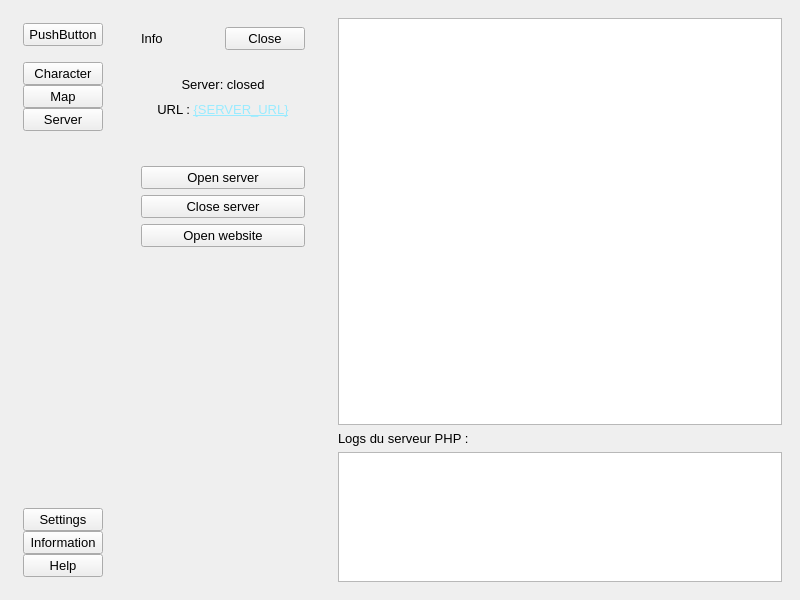
Above: designer pyside/generated-files/ui/new_QCustomQMainWindow.ui from La-Cuisine/Dungeon-Kitchen before the change. Below: the same form after it.
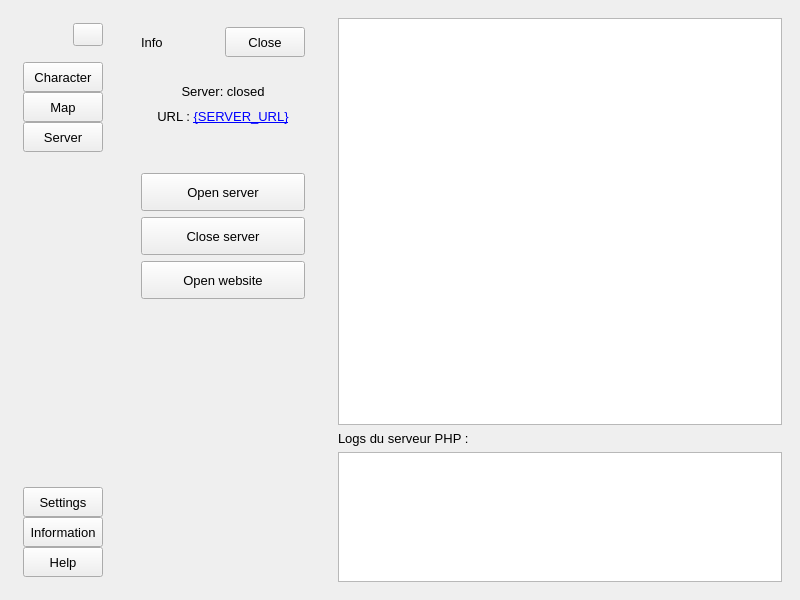
That is the form after the change. The open tabs and pages were chosen to show the change. Icons and pictures are not drawn. Custom widgets are drawn as their Qt base class.

What changed in the file:
```diff
--- a/designer pyside/generated-files/ui/new_QCustomQMainWindow.ui
+++ b/designer pyside/generated-files/ui/new_QCustomQMainWindow.ui
@@ -29,7 +29,7 @@
        </size>
       </property>
       <layout class="QVBoxLayout" name="verticalLayout">
-       <item alignment="Qt::AlignmentFlag::AlignLeft|Qt::AlignmentFlag::AlignTop">
+       <item alignment="Qt::AlignmentFlag::AlignRight|Qt::AlignmentFlag::AlignTop">
         <widget class="QWidget" name="widget_2" native="true">
          <layout class="QVBoxLayout" name="verticalLayout_2">
           <property name="leftMargin">
@@ -46,11 +46,21 @@
           </property>
           <item>
            <widget class="QPushButton" name="open_info_menu_btn">
+            <property name="maximumSize">
+             <size>
+              <width>30</width>
+              <height>16777215</height>
+             </size>
+            </property>
             <property name="autoFillBackground">
-             <bool>true</bool>
+             <bool>false</bool>
             </property>
             <property name="text">
-             <string>PushButton</string>
+             <string />
+            </property>
+            <property name="icon">
+             <iconset resource="test.qrc">
+              <normaloff>:/image/Redo.png</normaloff>:/image/Redo.png</iconset>
             </property>
            </widget>
           </item>
@@ -77,8 +87,14 @@
           </property>
           <item>
            <widget class="QPushButton" name="character_btn">
+            <property name="minimumSize">
+             <size>
+              <width>0</width>
+              <height>30</height>
+             </size>
+            </property>
             <property name="autoFillBackground">
-             <bool>true</bool>
+             <bool>false</bool>
             </property>
             <property name="text">
              <string>Character</string>
@@ -87,8 +103,14 @@
           </item>
           <item>
            <widget class="QPushButton" name="map_btn">
+            <property name="minimumSize">
+             <size>
+              <width>0</width>
+              <height>30</height>
+             </size>
+            </property>
             <property name="autoFillBackground">
-             <bool>true</bool>
+             <bool>false</bool>
             </property>
             <property name="text">
              <string>Map</string>
@@ -97,8 +119,14 @@
           </item>
           <item>
            <widget class="QPushButton" name="server_btn">
+            <property name="minimumSize">
+             <size>
+              <width>0</width>
+              <height>30</height>
+             </size>
+            </property>
             <property name="autoFillBackground">
-             <bool>true</bool>
+             <bool>false</bool>
             </property>
             <property name="text">
              <string>Server</string>
@@ -141,8 +169,14 @@
           </property>
           <item>
            <widget class="QPushButton" name="settings_btn">
+            <property name="minimumSize">
+             <size>
+              <width>0</width>
+              <height>30</height>
+             </size>
+            </property>
             <property name="autoFillBackground">
-             <bool>true</bool>
+             <bool>false</bool>
             </property>
             <property name="text">
              <string>Settings</string>
@@ -151,8 +185,14 @@
           </item>
           <item>
            <widget class="QPushButton" name="information_btn">
+            <property name="minimumSize">
+             <size>
+              <width>0</width>
+              <height>30</height>
+             </size>
+            </property>
             <property name="autoFillBackground">
-             <bool>true</bool>
+             <bool>false</bool>
             </property>
             <property name="text">
              <string>Information</string>
@@ -161,8 +201,14 @@
           </item>
           <item>
            <widget class="QPushButton" name="help_btn">
+            <property name="minimumSize">
+             <size>
+              <width>0</width>
+              <height>30</height>
+             </size>
+            </property>
             <property name="autoFillBackground">
-             <bool>true</bool>
+             <bool>false</bool>
             </property>
             <property name="text">
              <string>Help</string>
@@ -177,6 +223,9 @@
     </item>
     <item>
      <widget class="QWidget" name="center_menu" native="true">
+      <property name="enabled">
+       <bool>true</bool>
+      </property>
       <property name="minimumSize">
        <size>
         <width>200</width>
@@ -213,9 +262,15 @@
            </widget>
           </item>
           <item>
-           <widget class="QPushButton" name="close_infomenu_btn">
+           <widget class="QPushButton" name="close_info_menu_btn">
+            <property name="minimumSize">
+             <size>
+              <width>0</width>
+              <height>30</height>
+             </size>
+            </property>
             <property name="autoFillBackground">
-             <bool>true</bool>
+             <bool>false</bool>
             </property>
             <property name="text">
              <string>Close</string>
@@ -237,7 +292,7 @@
           <bool>true</bool>
          </property>
          <property name="currentIndex">
-          <number>0</number>
+          <number>3</number>
          </property>
          <widget class="QWidget" name="settings_menu">
           <layout class="QVBoxLayout" name="verticalLayout_6">
@@ -381,7 +436,7 @@
               </size>
              </property>
              <property name="text">
-              <string>&lt;html&gt;&lt;head/&gt;&lt;body&gt;&lt;p&gt;URL : &lt;a href="{SERVER_URL}"&gt;&lt;span style=" text-decoration: underline; color:#99ebff;"&gt;{SERVER_URL}&lt;/span&gt;&lt;/a&gt;&lt;/p&gt;&lt;/body&gt;&lt;/html&gt;</string>
+              <string>URL : &lt;a href='{SERVER_URL}'&gt;{SERVER_URL}&lt;/a&gt;</string>
              </property>
              <property name="scaledContents">
               <bool>false</bool>
@@ -412,6 +467,18 @@
            </item>
            <item>
             <widget class="QPushButton" name="open_server_btn">
+             <property name="minimumSize">
+              <size>
+               <width>0</width>
+               <height>38</height>
+              </size>
+             </property>
+             <property name="maximumSize">
+              <size>
+               <width>16777215</width>
+               <height>38</height>
+              </size>
+             </property>
              <property name="text">
               <string>Open server</string>
              </property>
@@ -422,6 +489,18 @@
            </item>
            <item>
             <widget class="QPushButton" name="close_server_btn">
+             <property name="minimumSize">
+              <size>
+               <width>0</width>
+               <height>38</height>
+              </size>
+             </property>
+             <property name="maximumSize">
+              <size>
+               <width>16777215</width>
+               <height>38</height>
+              </size>
+             </property>
              <property name="text">
               <string>Close server</string>
              </property>
@@ -435,6 +514,18 @@
            </item>
            <item>
             <widget class="QPushButton" name="open_website_btn">
+             <property name="minimumSize">
+              <size>
+               <width>0</width>
+               <height>38</height>
+              </size>
+             </property>
+             <property name="maximumSize">
+              <size>
+               <width>16777215</width>
+               <height>38</height>
+              </size>
+             </property>
              <property name="text">
               <string>Open website</string>
              </property>
```
